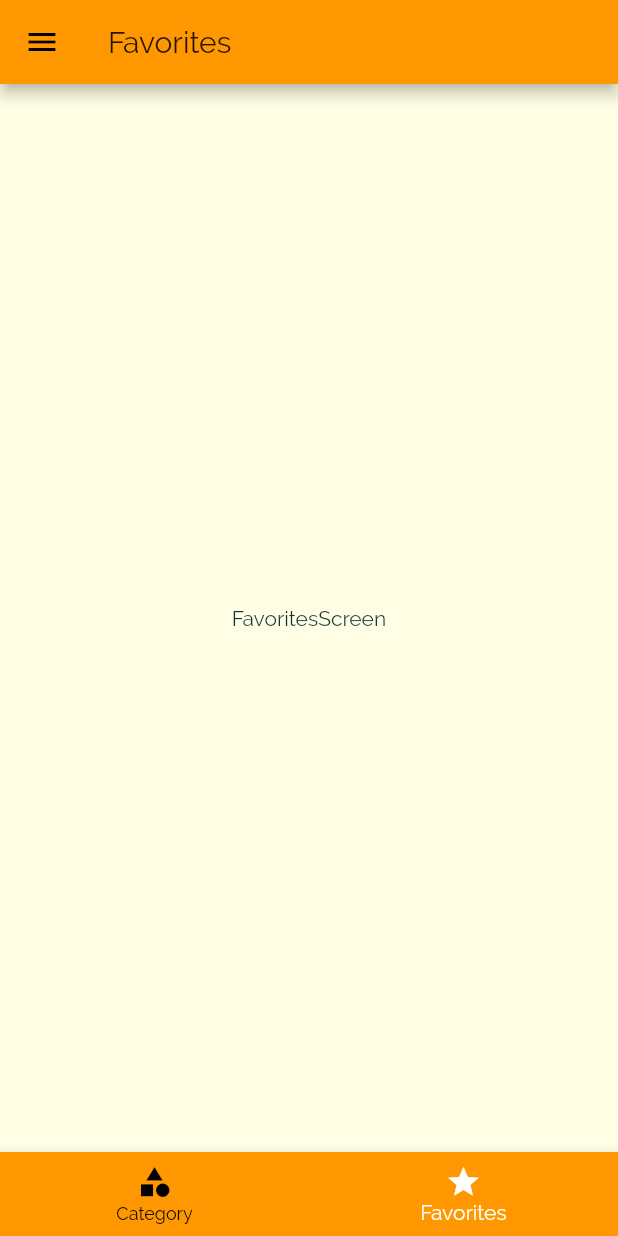
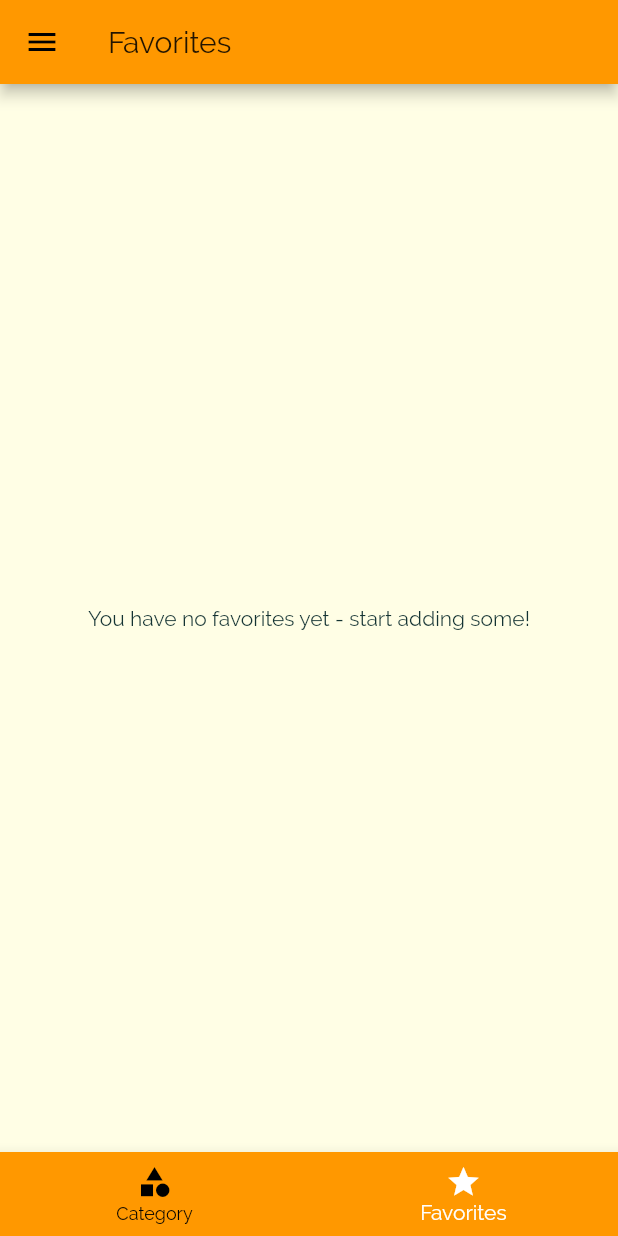
Before and after one commit to channaveerayya/MealsApp, a Flutter app: the screen it shows after launch, item 2 of the bottom bar chosen, on a phone screen of 412 x 824 dp. Run offline on Flutter 3.47's test engine with Material 2 defaults, Android fonts, the phone set to English and light mode, and no system bars.

Commit message:
adding Favorites

```diff
--- a/lib/main.dart
+++ b/lib/main.dart
@@ -26,6 +26,7 @@ class _MyAppState extends State<MyApp> {
   };
 
   List<Meal> _availableMeals = DUMMY_MEALS;
+  List<Meal> _favoriteMeals = [];
   void _setFilters(Map<String, bool> filterData) {
     setState(() {
       _filters = filterData;
@@ -46,6 +47,26 @@ class _MyAppState extends State<MyApp> {
       }).toList();
     });
     // Navigator.of(context).pushNamed(CategoryMealsScreen.categoryMeals);
+  }
+
+  void _toggleFavorite(String mealId) {
+    final existingIndex =
+        _favoriteMeals.indexWhere((meal) => meal.id == mealId);
+    if (existingIndex >= 0) {
+      setState(() {
+        _favoriteMeals.removeAt(existingIndex);
+      });
+    } else {
+      setState(() {
+        _favoriteMeals.add(
+          DUMMY_MEALS.firstWhere((meal) => meal.id == mealId),
+        );
+      });
+    }
+  }
+
+  bool _isMealFavorite(String id) {
+    return _favoriteMeals.any((meal) => meal.id == id);
   }
 
   @override
@@ -72,10 +93,11 @@ class _MyAppState extends State<MyApp> {
       ),
       // home: CategoriesScreen(),
       routes: {
-        '/': (ctx) => TabScreen(),
+        '/': (ctx) => TabScreen(_favoriteMeals),
         CategoryMealsScreen.categoryMeals: (ctx) =>
             CategoryMealsScreen(_availableMeals),
-        MealDetail.mealDetailRoute: (ctx) => MealDetail(),
+        MealDetail.mealDetailRoute: (ctx) =>
+            MealDetail(_toggleFavorite, _isMealFavorite),
         FilterScreen.filterScreenRoute: (ctx) =>
             FilterScreen(_filters, _setFilters),
       },
--- a/lib/screens/category_meals_screen.dart
+++ b/lib/screens/category_meals_screen.dart
@@ -55,7 +55,6 @@ class _CategoryMealsScreenState extends State<CategoryMealsScreen> {
             duration: displayMeals[index].duration,
             complexity: displayMeals[index].complexity,
             affordability: displayMeals[index].affordability,
-            removeItem: _removeMeal,
           );
         },
         itemCount: displayMeals.length,
--- a/lib/screens/favorites_screen.dart
+++ b/lib/screens/favorites_screen.dart
@@ -1,10 +1,31 @@
+import 'package:MealsApp/models/meal.dart';
+import 'package:MealsApp/widgets/meal_item.dart';
 import 'package:flutter/material.dart';
 
 class FavoritesScreen extends StatelessWidget {
+  final List<Meal> favoriteMeals;
+  FavoritesScreen(this.favoriteMeals);
+
   @override
   Widget build(BuildContext context) {
-    return Center(
-      child: Text('FavoritesScreen'),
-    );
+    if (favoriteMeals.isEmpty) {
+      return Center(
+        child: Text('You have no favorites yet - start adding some!'),
+      );
+    } else {
+      return ListView.builder(
+        itemBuilder: (ctx, index) {
+          return MealItem(
+            id: favoriteMeals[index].id,
+            title: favoriteMeals[index].title,
+            imageUrl: favoriteMeals[index].imageUrl,
+            duration: favoriteMeals[index].duration,
+            complexity: favoriteMeals[index].complexity,
+            affordability: favoriteMeals[index].affordability,
+          );
+        },
+        itemCount: favoriteMeals.length,
+      );
+    }
   }
 }
--- a/lib/screens/tab_screen.dart
+++ b/lib/screens/tab_screen.dart
@@ -1,26 +1,34 @@
-import 'package:MealsApp/widgets/main_drawer.dart';
 import 'package:flutter/material.dart';
 import '../screens/categories_screen.dart';
 import '../screens/favorites_screen.dart';
+import 'package:MealsApp/models/meal.dart';
+import 'package:MealsApp/widgets/main_drawer.dart';
 
 class TabScreen extends StatefulWidget {
+  final List<Meal> favoritMeals;
+  TabScreen(this.favoritMeals);
   @override
   _TabScreenState createState() => _TabScreenState();
 }
 
 class _TabScreenState extends State<TabScreen> {
-  List<Map<String, Object>> _pages = [
+  int _selectedpageIndex = 0;
+  List<Map<String, Object>> _pages;
+
+  @override
+  initState() {
+    _pages = [
       {
         'page': CategoriesScreen(),
         'title': 'Categories',
       },
       {
-      'page': FavoritesScreen(),
+        'page': FavoritesScreen(widget.favoritMeals),
         'title': 'Favorites',
       },
     ];
-
-  int _selectedpageIndex = 0;
+    super.initState();
+  }
 
   void _selectPage(int index) {
     setState(() {
```
Also changed, not shown: lib/screens/meal_detail.dart (+6 -3 lines), lib/widgets/meal_item.dart (+9 -10 lines). Lines whose indentation alone changed are shown as unchanged.
